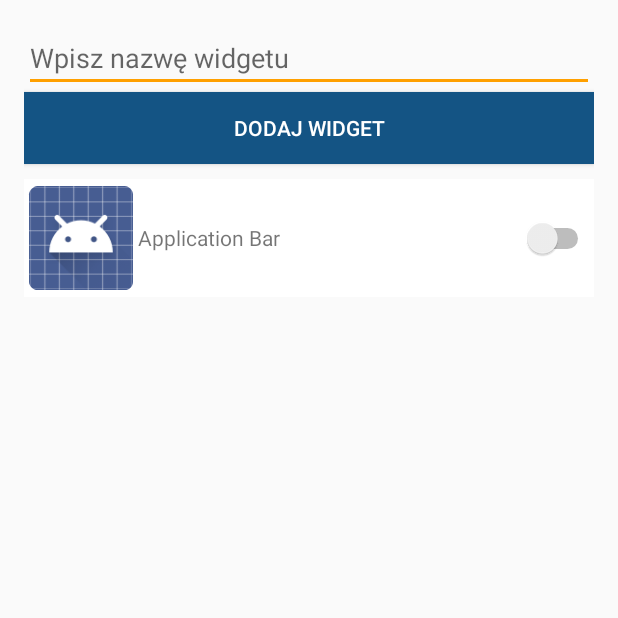
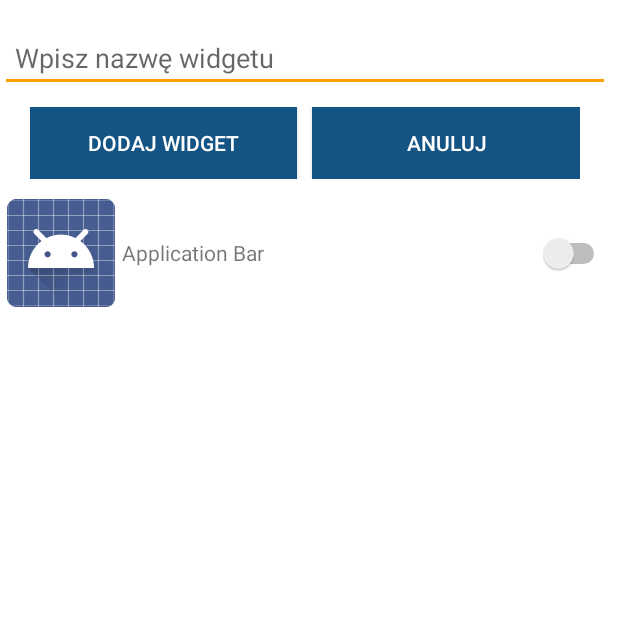
Before and after one commit to matocham/ApplicationBar, an Android app: the WidgetConfigurationActivity screen opened directly, with no data from a screen before it, on a phone screen of 412 x 824 dp, the top half of it. Run offline under Robolectric (Android 15) with nearby library versions, the phone set to English and light mode, and no system bars.

Commit message:
Configuration activity basic functionality

```diff
--- a/ApplicationBar/app/src/main/java/com/appbar/matocham/applicationbar/WidgetConfigurationActivity.java
+++ b/ApplicationBar/app/src/main/java/com/appbar/matocham/applicationbar/WidgetConfigurationActivity.java
@@ -64,6 +64,11 @@ public class WidgetConfigurationActivity extends AppCompatActivity {
         finish();
     }
 
+    public void cancel(View v){
+        setNegativeResult();
+        finish();
+    }
+
     private void setNegativeResult(){
         Intent resultValue = new Intent();
         resultValue.putExtra(AppWidgetManager.EXTRA_APPWIDGET_ID, widgetId);
--- a/ApplicationBar/app/src/main/res/layout/activity_widget_configuration.xml
+++ b/ApplicationBar/app/src/main/res/layout/activity_widget_configuration.xml
@@ -5,28 +5,48 @@
     android:layout_width="match_parent"
     android:layout_height="match_parent"
     android:orientation="vertical"
-    android:paddingBottom="@dimen/activity_vertical_margin"
-    android:paddingLeft="@dimen/activity_horizontal_margin"
-    android:paddingRight="@dimen/activity_horizontal_margin"
-    android:paddingTop="@dimen/activity_vertical_margin"
+    android:background="@color/windowBackground"
+    android:paddingBottom="@dimen/activity_bottom_margin"
+    android:paddingLeft="0dp"
+    android:paddingRight="@dimen/activity_right_margin"
+    android:paddingTop="16dp"
     tools:context="com.appbar.matocham.applicationbar.WidgetConfigurationActivity">
 
     <EditText
+        android:id="@+id/widget_label"
+        android:paddingLeft="10dp"
         android:layout_width="match_parent"
-        android:id="@+id/widget_label"
         android:layout_height="wrap_content"
         android:hint="@string/enter_widget_name" />
 
-    <Button
+    <LinearLayout
         android:layout_width="match_parent"
         android:layout_height="wrap_content"
-        android:textColor="@android:color/white"
-        android:background="@color/colorPrimaryDark"
+        android:layout_marginBottom="10dp"
+        android:layout_marginTop="10dp"
+        android:orientation="horizontal"
         android:paddingLeft="20dp"
-        android:paddingRight="20dp"
-        android:layout_marginBottom="10dp"
-        android:text="@string/add_widget"
-        android:onClick="submitConfiguration"/>
+        android:paddingRight="20dp">
+
+        <Button
+            android:layout_width="0dp"
+            android:layout_weight="1"
+            android:layout_height="wrap_content"
+            android:background="@color/colorPrimaryDark"
+            android:onClick="submitConfiguration"
+            android:text="@string/add_widget"
+            android:layout_marginRight="10dp"
+            android:textColor="@android:color/white" />
+
+        <Button
+            android:layout_width="0dp"
+            android:layout_weight="1"
+            android:layout_height="wrap_content"
+            android:background="@color/colorPrimaryDark"
+            android:onClick="cancel"
+            android:text="@string/cancel"
+            android:textColor="@android:color/white" />
+    </LinearLayout>
 
     <FrameLayout
         android:id="@+id/apps_fragment"
--- a/ApplicationBar/app/src/main/res/values/strings.xml
+++ b/ApplicationBar/app/src/main/res/values/strings.xml
@@ -13,4 +13,5 @@
     <string name="widget_edit_title">Edytuj</string>
     <string name="enter_widget_name">Wpisz nazwę widgetu</string>
     <string name="add_widget">Dodaj widget</string>
+    <string name="cancel">Anuluj</string>
 </resources>
```
